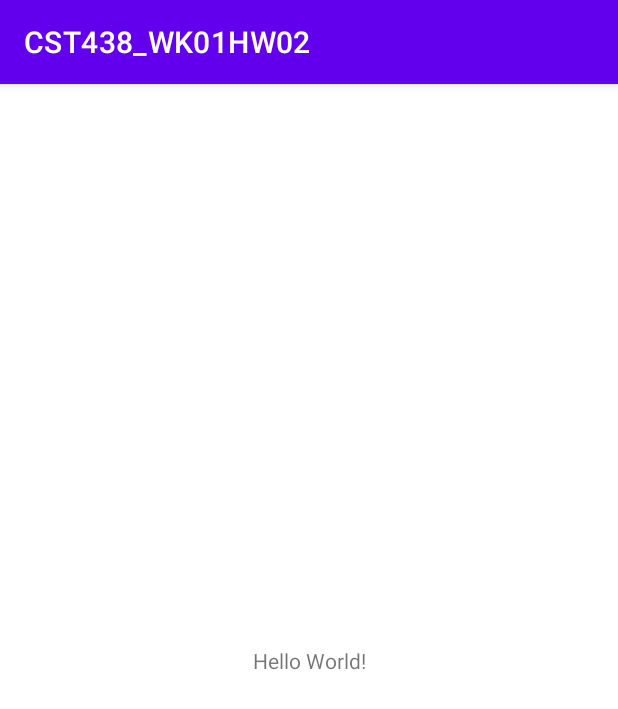
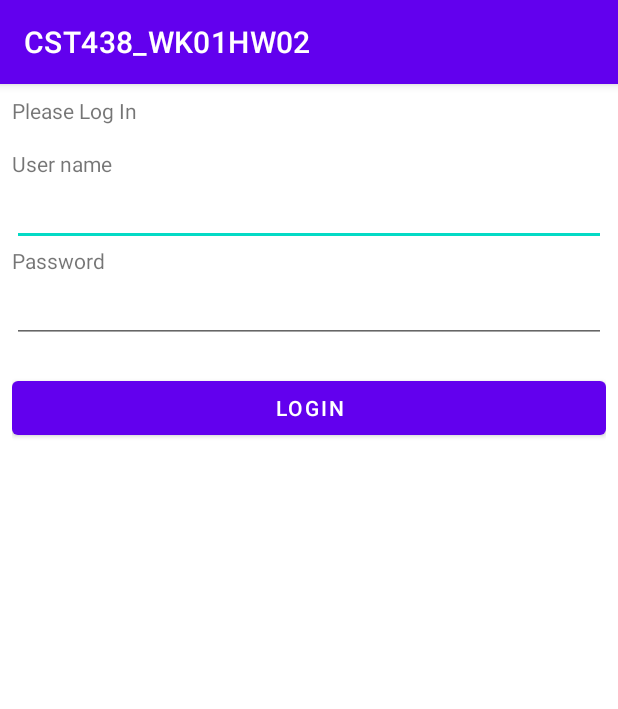
Before and after one commit to Smash-the-Keyboard/CST438_WK01HW02, an Android app: the screen it shows after launch (MainActivity), on a phone screen of 412 x 824 dp. Shown: the top 709 px of the screen. Run offline under Robolectric (Android 15) with nearby library versions, the phone set to English and light mode, and no system bars.

Commit message:
Login prompt

```diff
--- a/app/src/main/java/com/example/cst438_wk01hw02/MainActivity.java
+++ b/app/src/main/java/com/example/cst438_wk01hw02/MainActivity.java
@@ -2,7 +2,12 @@ package com.example.cst438_wk01hw02;
 
 import androidx.appcompat.app.AppCompatActivity;
 
+import android.content.Intent;
 import android.os.Bundle;
+import android.view.View;
+import android.widget.Button;
+import android.widget.EditText;
+import android.widget.TextView;
 
 public class MainActivity extends AppCompatActivity {
 
@@ -10,5 +15,25 @@ public class MainActivity extends AppCompatActivity {
     protected void onCreate(Bundle savedInstanceState) {
         super.onCreate(savedInstanceState);
         setContentView(R.layout.activity_main);
+
+        // Button to Log In
+        Button loginButton = findViewById(R.id.login_button);
+        loginButton.setOnClickListener(new View.OnClickListener() {
+            @Override
+            public void onClick(View v) {
+                // Get credentials
+                String username = ((EditText)findViewById(R.id.username)).getText().toString();
+                String password = ((EditText)findViewById(R.id.password)).getText().toString();
+                // Validate credentials
+                if (username.equals("din_djarin") && password.equals("baby_yoda_ftw")) {
+                    // Login successful
+                    finish();
+                }
+                else {
+                    // Login failed
+                    ((TextView)findViewById(R.id.incorrect_password_message)).setText("Incorrect Password");
+                }
+            }
+        });
     }
 }
--- a/app/src/main/res/layout/activity_main.xml
+++ b/app/src/main/res/layout/activity_main.xml
@@ -1,18 +1,64 @@
 <?xml version="1.0" encoding="utf-8"?>
-<androidx.constraintlayout.widget.ConstraintLayout xmlns:android="http://schemas.android.com/apk/res/android"
+<LinearLayout xmlns:android="http://schemas.android.com/apk/res/android"
     xmlns:app="http://schemas.android.com/apk/res-auto"
     xmlns:tools="http://schemas.android.com/tools"
+    android:orientation="vertical"
     android:layout_width="match_parent"
     android:layout_height="match_parent"
+    android:padding="8dp"
     tools:context=".MainActivity">
 
     <TextView
+        android:layout_width="match_parent"
+        android:layout_height="wrap_content"
+        android:text="Please Log In\n"
+        tools:layout_editor_absoluteX="8dp"
+        tools:layout_editor_absoluteY="79dp" />
+
+    <TextView
+        android:layout_width="match_parent"
+        android:layout_height="wrap_content"
+        android:text="User name" />
+
+    <EditText
+        android:id="@+id/username"
+        android:maxLines="1"
+        android:inputType="text"
+        android:layout_width="match_parent"
+        android:layout_height="wrap_content" />
+
+    <TextView
+        android:layout_width="match_parent"
+        android:layout_height="wrap_content"
+        android:text="Password" />
+
+    <EditText
+        android:layout_width="match_parent"
+        android:maxLines="1"
+        android:inputType="textPassword"
+        android:layout_height="wrap_content"
+        android:id="@+id/password" />
+
+    <TextView
+        android:id="@+id/incorrect_password_message"
+        android:layout_width="match_parent"
+        android:layout_height="wrap_content"
+        android:textColor="#FD3131"/>
+
+    <Button
+        android:id="@+id/login_button"
+        android:layout_width="match_parent"
+        android:layout_height="wrap_content"
+        android:text="Login" />
+
+    <TextView
+        android:id="@+id/text_view_result"
         android:layout_width="wrap_content"
         android:layout_height="wrap_content"
-        android:text="Hello World!"
+        android:textColor="#000"
         app:layout_constraintBottom_toBottomOf="parent"
         app:layout_constraintLeft_toLeftOf="parent"
         app:layout_constraintRight_toRightOf="parent"
         app:layout_constraintTop_toTopOf="parent" />
 
-</androidx.constraintlayout.widget.ConstraintLayout>
+</LinearLayout>
```
